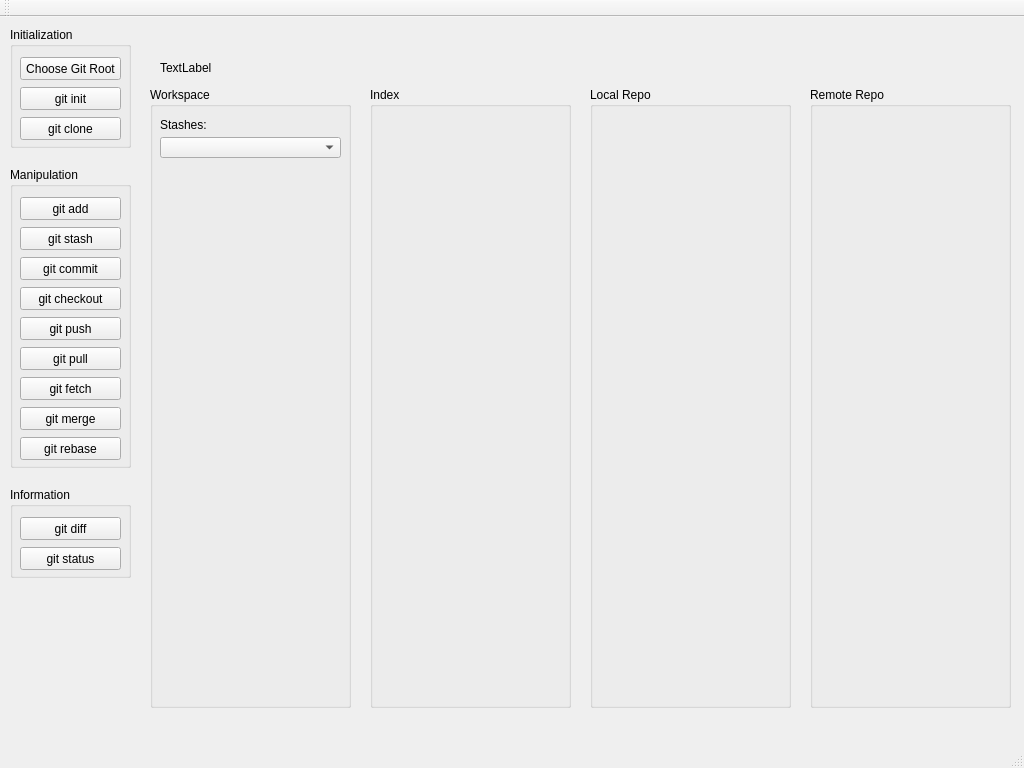
The window that mainwindow.ui (fsziegler/qt-git) describes before a commit, drawn with Qt 5.
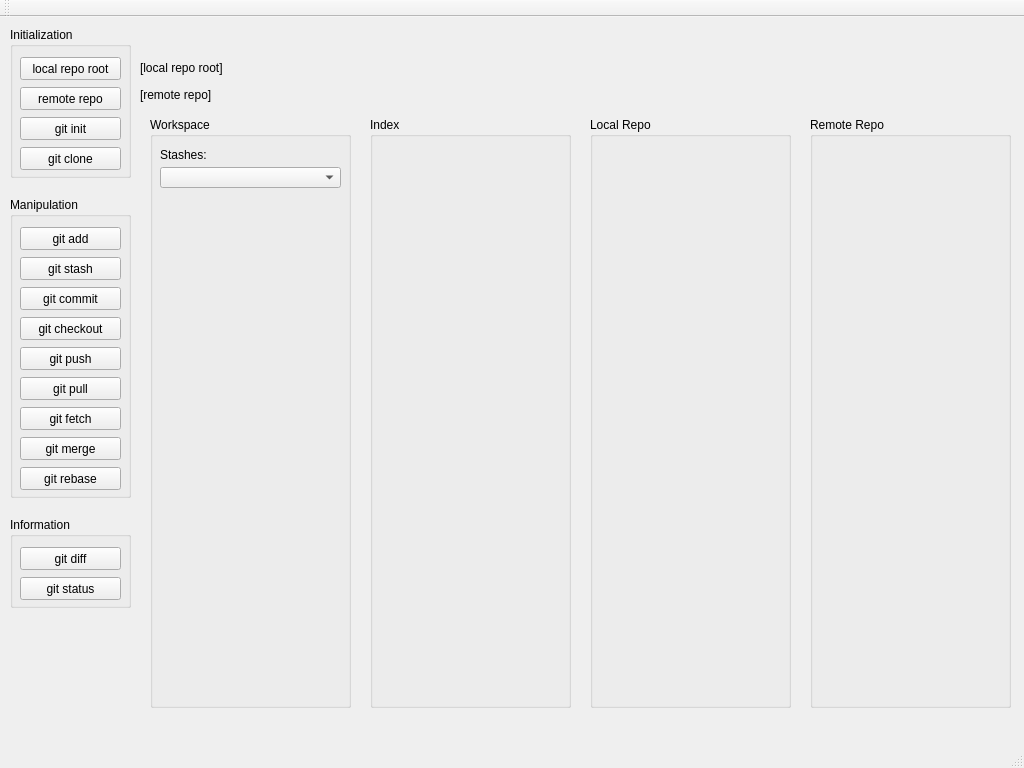
The same window after the commit.

Commit message: Added clone dialog (not executing git clone yet). Added tooltips to git init. Added remote repo button, and this value is stored and recalled persistently. Added tooltips to all git function buttons. Added method to automatically format tooltips (appears to have a bug).

The edit to the form file:
```diff
--- a/mainwindow.ui
+++ b/mainwindow.ui
@@ -17,23 +17,23 @@
    <widget class="QLabel" name="label_git_root">
     <property name="geometry">
      <rect>
-      <x>160</x>
+      <x>140</x>
       <y>43</y>
       <width>811</width>
       <height>16</height>
      </rect>
     </property>
     <property name="text">
-     <string>TextLabel</string>
+     <string>[local repo root]</string>
     </property>
    </widget>
    <widget class="QGroupBox" name="grpBox_workspace">
     <property name="geometry">
      <rect>
       <x>150</x>
-      <y>70</y>
+      <y>100</y>
       <width>201</width>
-      <height>621</height>
+      <height>591</height>
      </rect>
     </property>
     <property name="title">
@@ -86,9 +86,9 @@
     <property name="geometry">
      <rect>
       <x>370</x>
-      <y>70</y>
+      <y>100</y>
       <width>201</width>
-      <height>621</height>
+      <height>591</height>
      </rect>
     </property>
     <property name="title">
@@ -99,9 +99,9 @@
     <property name="geometry">
      <rect>
       <x>590</x>
-      <y>70</y>
+      <y>100</y>
       <width>201</width>
-      <height>621</height>
+      <height>591</height>
      </rect>
     </property>
     <property name="title">
@@ -112,9 +112,9 @@
     <property name="geometry">
      <rect>
       <x>810</x>
-      <y>70</y>
+      <y>100</y>
       <width>201</width>
-      <height>621</height>
+      <height>591</height>
      </rect>
     </property>
     <property name="title">
@@ -127,7 +127,7 @@
       <x>10</x>
       <y>10</y>
       <width>121</width>
-      <height>121</height>
+      <height>151</height>
      </rect>
     </property>
     <property name="title">
@@ -143,14 +143,14 @@
       </rect>
      </property>
      <property name="text">
-      <string>Choose Git Root</string>
+      <string>local repo root</string>
      </property>
     </widget>
     <widget class="QPushButton" name="btn_git_init">
      <property name="geometry">
       <rect>
        <x>10</x>
-       <y>60</y>
+       <y>90</y>
        <width>101</width>
        <height>23</height>
       </rect>
@@ -163,7 +163,7 @@
      <property name="geometry">
       <rect>
        <x>10</x>
-       <y>90</y>
+       <y>120</y>
        <width>101</width>
        <height>23</height>
       </rect>
@@ -172,12 +172,25 @@
       <string>git clone</string>
      </property>
     </widget>
+    <widget class="QPushButton" name="btn_remot_repo">
+     <property name="geometry">
+      <rect>
+       <x>10</x>
+       <y>60</y>
+       <width>101</width>
+       <height>23</height>
+      </rect>
+     </property>
+     <property name="text">
+      <string>remote repo</string>
+     </property>
+    </widget>
    </widget>
    <widget class="QGroupBox" name="grpBox_manipulation">
     <property name="geometry">
      <rect>
       <x>10</x>
-      <y>150</y>
+      <y>180</y>
       <width>121</width>
       <height>301</height>
      </rect>
@@ -307,7 +320,7 @@
     <property name="geometry">
      <rect>
       <x>10</x>
-      <y>470</y>
+      <y>500</y>
       <width>121</width>
       <height>91</height>
      </rect>
@@ -341,9 +354,19 @@
       <string>git status</string>
      </property>
     </widget>
-    <zorder>grpBox_index</zorder>
-    <zorder>btn_git_diff</zorder>
-    <zorder>btn_git_status</zorder>
+   </widget>
+   <widget class="QLabel" name="label_remote_repo">
+    <property name="geometry">
+     <rect>
+      <x>140</x>
+      <y>70</y>
+      <width>811</width>
+      <height>16</height>
+     </rect>
+    </property>
+    <property name="text">
+     <string>[remote repo]</string>
+    </property>
    </widget>
    <zorder>grpBox_initialization</zorder>
    <zorder>grpBox_information</zorder>
```
Left out of the diff: 27 changed lines with no effect on the pictures. The commit also changes 10 other files.
